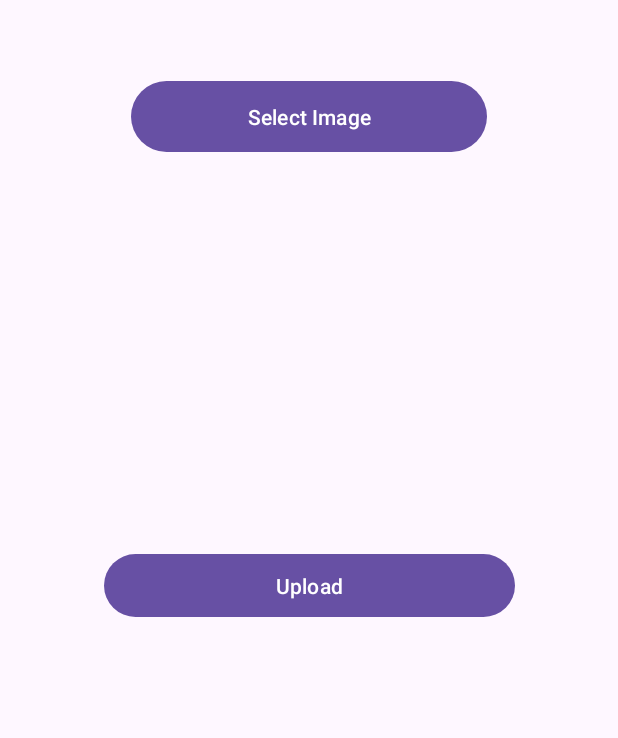
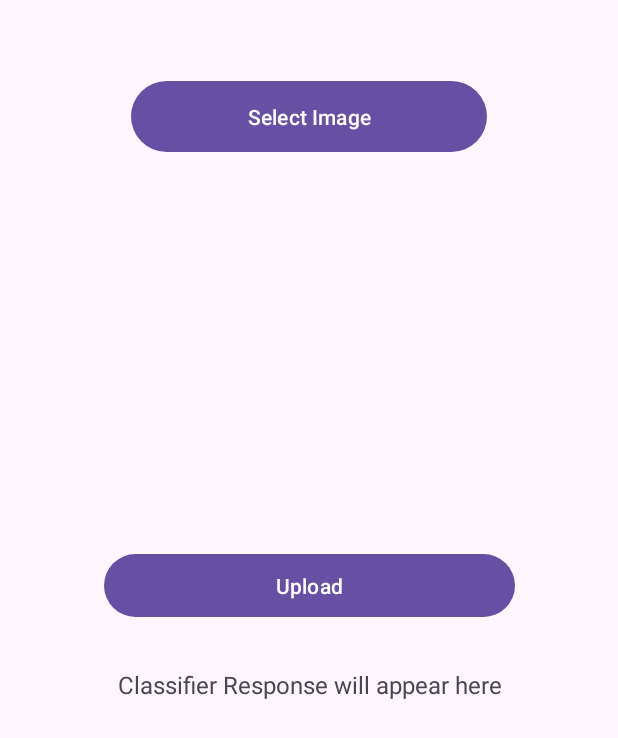
Before and after one commit to AvramPaul/ProiectLicenta, an Android app: the InsertImageActivity screen opened directly, with no data from a screen before it, on a phone screen of 412 x 824 dp. Shown: the top 738 px of the screen. Run offline under Robolectric (Android 15) with nearby library versions, the light colour scheme and no system bars; pictures from the network do not load.

Commit message:
Made the upload page to also show de confidence and m,m,y after classifying the car

```diff
--- a/car-spotting-backend/src/main/java/com/licenta/car_spotting_backend/controller/UploadController.java
+++ b/car-spotting-backend/src/main/java/com/licenta/car_spotting_backend/controller/UploadController.java
@@ -33,7 +33,7 @@ public class UploadController {
     }
 
     @PostMapping("/upload")
-    public ResponseEntity<String> uploadImage(@RequestParam("image") MultipartFile file) throws IOException {
+    public ResponseEntity<ClassifyingResponse> uploadImage(@RequestParam("image") MultipartFile file) throws IOException {
 
         // Salvăm imaginea
         String filename = UUID.randomUUID() + "_" + file.getOriginalFilename();
@@ -63,6 +63,6 @@ public class UploadController {
 
         postRepository.save(post);
 
-        return ResponseEntity.status(200).body("{\"message\": \"Image uploaded successfully!\"}");
+        return ResponseEntity.ok(classifyingResponse);
     }
 }
--- a/car-spotting-frontend/app/src/main/java/com/example/car_spotting_front_end/services/ImageUploadService.java
+++ b/car-spotting-frontend/app/src/main/java/com/example/car_spotting_front_end/services/ImageUploadService.java
@@ -1,4 +1,6 @@
 package com.example.car_spotting_front_end.services;
+
+import com.example.car_spotting_front_end.dto.ClassifiyngResponseDTO;
 
 import okhttp3.MultipartBody;
 import okhttp3.ResponseBody;
@@ -11,5 +13,5 @@ public interface ImageUploadService {
 
     @Multipart
     @POST("api/upload")
-    Call<ResponseBody> uploadImage(@Part MultipartBody.Part image);
+    Call<ClassifiyngResponseDTO> uploadImage(@Part MultipartBody.Part image);
 }
--- a/car-spotting-frontend/app/src/main/res/layout/activity_insert_image.xml
+++ b/car-spotting-frontend/app/src/main/res/layout/activity_insert_image.xml
@@ -34,5 +34,17 @@
         app:layout_constraintStart_toStartOf="parent"
         app:layout_constraintEnd_toEndOf="parent"
         android:layout_marginTop="30dp" />
+    <TextView
+        android:id="@+id/classifierResponseText"
+        android:layout_width="0dp"
+        android:layout_height="wrap_content"
+        android:layout_marginTop="30dp"
+        android:gravity="center"
+        android:text="Classifier Response will appear here"
+        android:textSize="16sp"
+        app:layout_constraintTop_toBottomOf="@id/uploadImageButton"
+        app:layout_constraintStart_toStartOf="parent"
+        app:layout_constraintEnd_toEndOf="parent" />
+
 
 </androidx.constraintlayout.widget.ConstraintLayout>
```
Also changed, not shown: car-spotting-frontend/app/src/main/java/com/example/car_spotting_front_end/activity/InsertImageActivity.java (+16 -4 lines), car-spotting-frontend/app/src/main/java/com/example/car_spotting_front_end/dto/ClassifiyngResponseDTO.java (added, +41 -0 lines).
